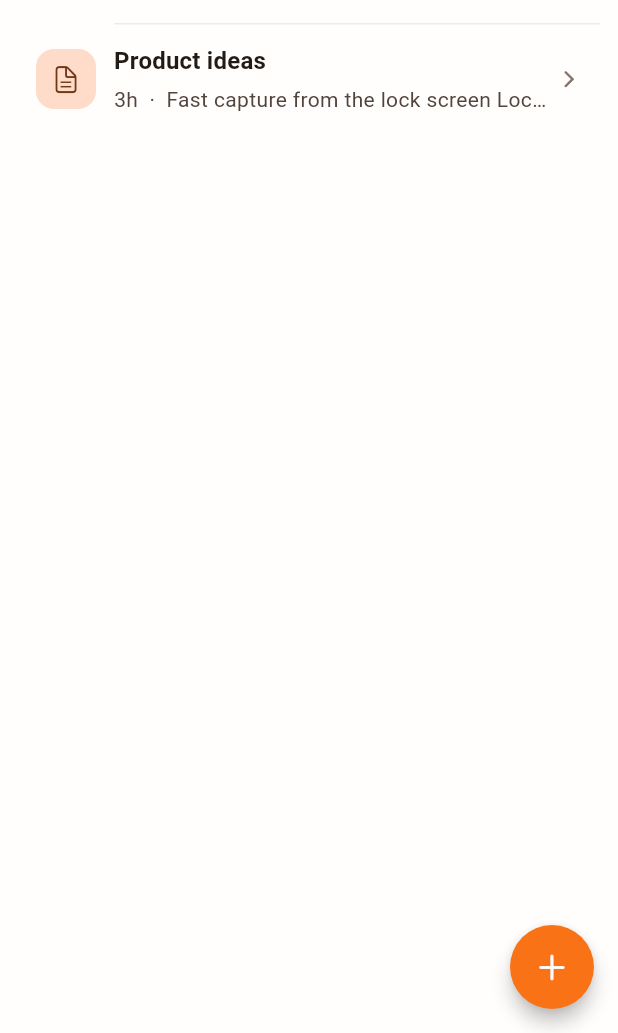
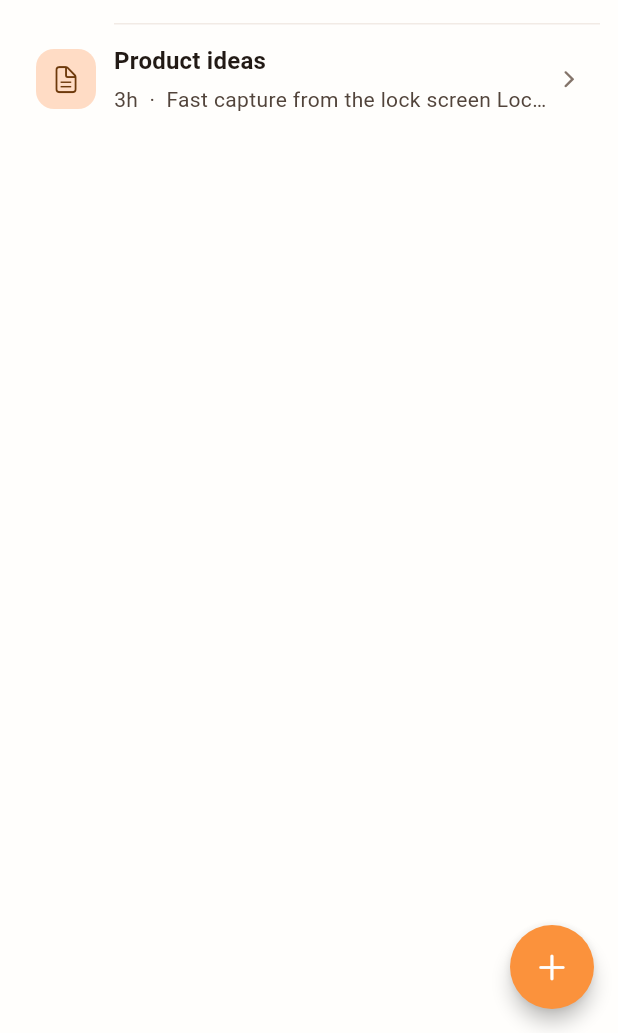
Before and after one commit to matheusgalvao1/anotAI, a Flutter app: the screen it shows after launch, on a phone screen of 412 x 824 dp, the part 203-1236 px from its top. Run offline on Flutter 3.47's test engine with Material 3 defaults, Android fonts, the phone set to English and light mode, and no system bars.

Commit message:
💄 single orange

```diff
--- a/lib/core/theme/app_theme.dart
+++ b/lib/core/theme/app_theme.dart
@@ -12,9 +12,9 @@ abstract final class AppTheme {
   static ThemeData _build(Brightness brightness) {
     final isDark = brightness == Brightness.dark;
     final scheme = ColorScheme.fromSeed(
-      seedColor: orange,
+      seedColor: const Color(0xFFFB923C),
       brightness: brightness,
-      primary: isDark ? const Color(0xFFFB923C) : orange,
+      primary: const Color(0xFFFB923C),
       surface: isDark ? const Color(0xFF1C1C1E) : Colors.white,
     );
 
```
